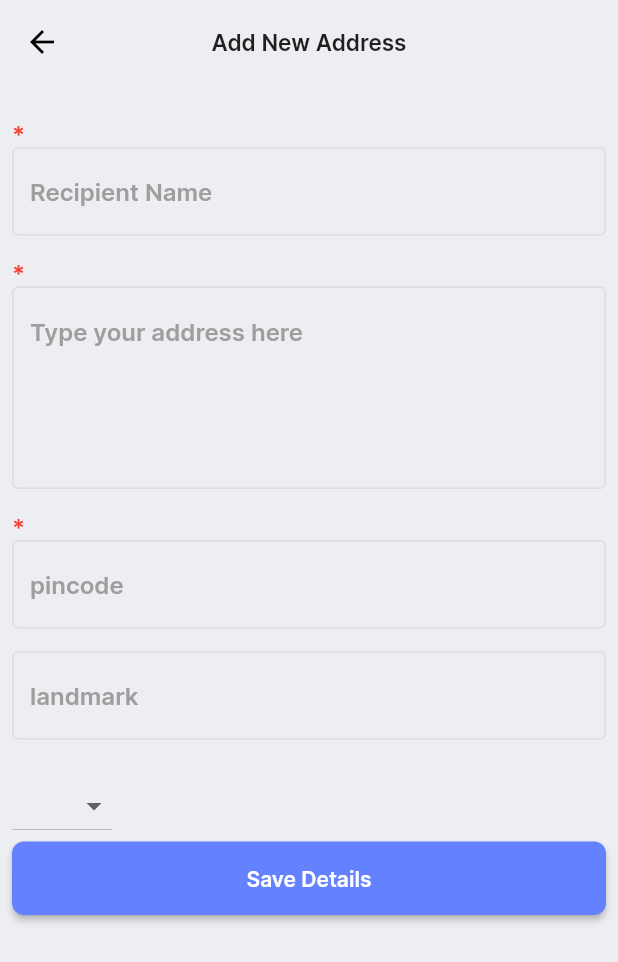
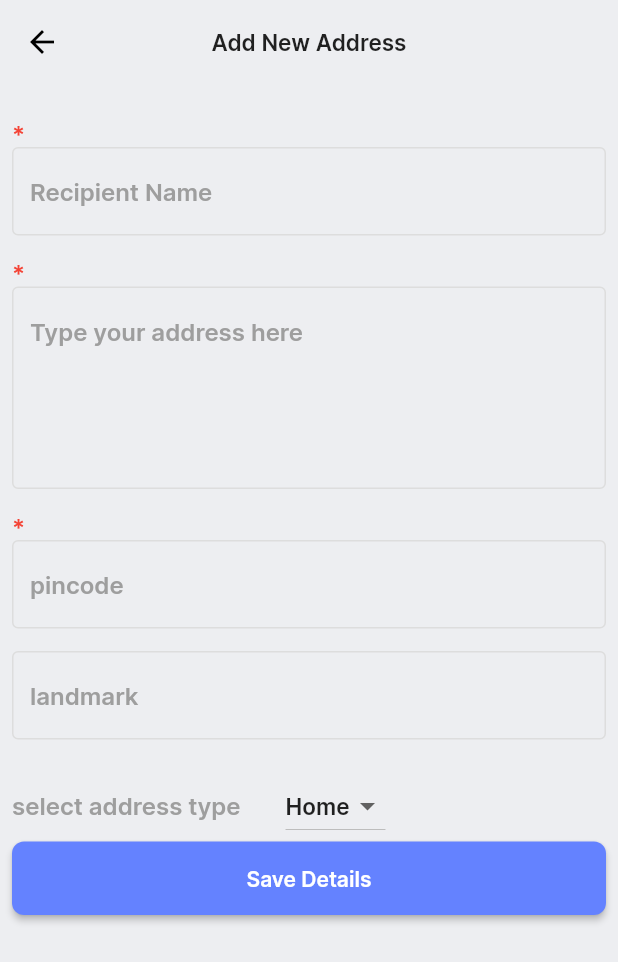
Before and after one commit to PranoySKumar/grocery_user, a Flutter app: the EditShippingAddressScreen screen opened by its route, on a phone screen of 412 x 824 dp. Shown: the top 962 px of the screen. Run offline on Flutter 3.47's test engine with Material 2 defaults, Android fonts, the phone set to English and light mode, and no system bars; our stand-ins replace flutter_svg, get, get_storage, graphql_flutter, location and 1 more; missing offline and left inert: dart:ffi; accounts and stored records are empty; network calls fail.

Commit message:
added order model

```diff
--- a/lib/Model/User/user_model.dart
+++ b/lib/Model/User/user_model.dart
@@ -33,7 +33,7 @@ class ShippingAddress {
   String? recipientName;
   int? pincode;
   String? landmark;
-
+  String? type;
   ShippingAddress({this.address, this.recipientName, this.landmark, this.pincode});
   factory ShippingAddress.fromJson(Map<String, dynamic> json) => _$ShippingAddressFromJson(json);
   Map<String, dynamic> get toJson => _$ShippingAddressToJson(this);
--- a/lib/Routes/route_helper.dart
+++ b/lib/Routes/route_helper.dart
@@ -1,5 +1,6 @@
 import 'package:get/get.dart';
 import 'package:grocery_user/Views/Cart/cart_screen.dart';
+import 'package:grocery_user/Views/Cart/checkout_screen.dart';
 import 'package:grocery_user/Views/Categories/category_screen.dart';
 import 'package:grocery_user/Views/Categories/category_screen_binding.dart';
 import 'package:grocery_user/Views/Dashboard/dashboard_binding.dart';
@@ -36,6 +37,7 @@ class RouteHelper {
   static const shippingDetailsScreen = "/shipping-details";
   static const editShippingAddressScreen = "/edit-address-details";
   static const cartScreen = "/cart";
+  static const checkoutScreen = "/check-out";
 
   static getAppRoutes() => [
         GetPage(
@@ -104,5 +106,10 @@ class RouteHelper {
           page: () => const CartScreen(),
           transition: Transition.rightToLeftWithFade,
         ),
+        GetPage(
+          name: checkoutScreen,
+          page: () => const CheckoutScreen(),
+          transition: Transition.rightToLeftWithFade,
+        )
       ];
 }
--- a/lib/Views/ShippingDetails/EditShippingDetailsScreen/edit_shipping_details_controller.dart
+++ b/lib/Views/ShippingDetails/EditShippingDetailsScreen/edit_shipping_details_controller.dart
@@ -12,7 +12,7 @@ class EditShippingDetailsController extends GetxController {
   final TextEditingController recipentNameTextController = TextEditingController();
   final TextEditingController pinCodeTextController = TextEditingController();
   final TextEditingController landmarkTextController = TextEditingController();
-  late String addressType;
+  late String addressType = "Home";
 
   set setAddressType(String val) => addressType = val;
 
@@ -116,6 +116,7 @@ class EditShippingDetailsController extends GetxController {
       "address": address,
       "recipientName": recipientName,
       "pincode": int.parse(pincode),
+      "type": addressType
     };
     if (landmarkTextController.text.isNotEmpty) {
       newShippingAddress["address"] = landmark;
--- a/lib/Views/ShippingDetails/EditShippingDetailsScreen/edit_shipping_details_screen.dart
+++ b/lib/Views/ShippingDetails/EditShippingDetailsScreen/edit_shipping_details_screen.dart
@@ -204,14 +204,24 @@ class _SelectAddressTypeField extends StatelessWidget {
   }) : super(key: key);
 
   final editShippingController = Get.find<EditShippingDetailsController>();
-  final _dropdownItems =
-      ["Home", "Work", "Other"].map((e) => DropdownMenuItem(child: Text(e))).toList();
+  final _dropdownValues = ["Home", "Work", "Other"];
   @override
   Widget build(BuildContext context) {
-    return DropdownButton(
-        value: "Home",
-        items: _dropdownItems,
-        onChanged: ((value) => editShippingController.setAddressType = value));
+    return Row(
+      children: [
+        Text(
+          "select address type",
+          style: Get.textTheme.labelMedium?.copyWith(color: Colors.grey),
+        ),
+        SizedBox(width: 30),
+        DropdownButton(
+            value: _dropdownValues.first,
+            items: _dropdownValues
+                .map((value) => DropdownMenuItem(value: value, child: Text(value)))
+                .toList(),
+            onChanged: ((value) => editShippingController.setAddressType = value!)),
+      ],
+    );
   }
 }
 
--- a/lib/Views/ShippingDetails/ShippingDetailsScreen/shipping_details_screen.dart
+++ b/lib/Views/ShippingDetails/ShippingDetailsScreen/shipping_details_screen.dart
@@ -150,7 +150,10 @@ class _SingleAddressView extends StatelessWidget {
                           text: "Delivery at ",
                           style: Get.textTheme.labelMedium?.copyWith(fontWeight: FontWeight.normal),
                           children: [
-                            TextSpan(text: "Home", style: Get.textTheme.labelMedium),
+                            TextSpan(
+                                text: shippingAddress.type![0].toUpperCase() +
+                                    shippingAddress.type!.substring(1).toLowerCase(),
+                                style: Get.textTheme.labelMedium),
                           ],
                         ),
                       ),
--- a/lib/Views/common/cart_overlay.dart
+++ b/lib/Views/common/cart_overlay.dart
@@ -60,7 +60,7 @@ class CartOverlay extends StatelessWidget {
                         topRight: Radius.circular(8), bottomRight: Radius.circular(8))),
                 child: Row(
                   crossAxisAlignment: CrossAxisAlignment.center,
-                  mainAxisAlignment: MainAxisAlignment.spaceBetween,
+                  mainAxisAlignment: MainAxisAlignment.center,
                   children: [
                     Text(
                       label,
--- a/lib/Views/common/header_widget.dart
+++ b/lib/Views/common/header_widget.dart
@@ -1,5 +1,5 @@
 import 'package:flutter/material.dart';
-import 'package:grocery_user/Views/common/back_button.dart';
+import 'package:grocery_user/Views/common/round_back_button.dart';
 
 class Header extends StatelessWidget {
   final String title;
```
Also changed, not shown: lib/Model/Order/order_model.dart (added, +31 -0 lines), lib/Views/Cart/cart_controller.dart (+5 -10 lines), lib/Views/Cart/cart_screen.dart (+35 -6 lines), lib/Views/Cart/checkout_screen.dart (+40 -24 lines), lib/Model/Order/order_model.g.dart (added), lib/Model/User/user_model.g.dart, lib/Views/common/round_back_button.dart (renamed from lib/Views/common/back_button.dart).
